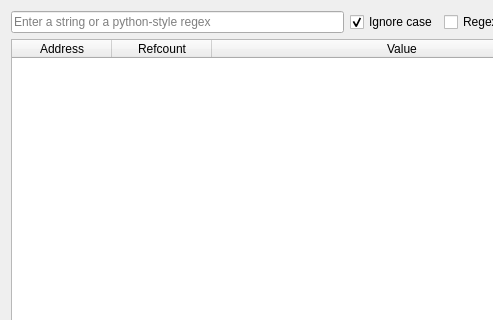
This is GUI/ReferencedStringsWidget.ui in korcankaraokcu/PINCE as Qt 5 draws it before an edit; both pictures show x 0 to 493 and y 0 to 320 of the 1025 by 530 pixel window. The edited form follows.
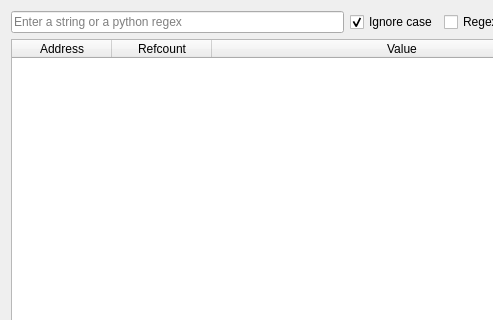
This is the edited form.

Commit message: Replaced all the redundant 'python-style' texts with 'python'

Diff of the .ui file:
```diff
--- a/GUI/ReferencedStringsWidget.ui
+++ b/GUI/ReferencedStringsWidget.ui
@@ -29,7 +29,7 @@
          <item>
           <widget class="QLineEdit" name="lineEdit_Regex">
            <property name="placeholderText">
-            <string>Enter a string or a python-style regex</string>
+            <string>Enter a string or a python regex</string>
            </property>
           </widget>
          </item>
```
The commit also changes 6 other files.
